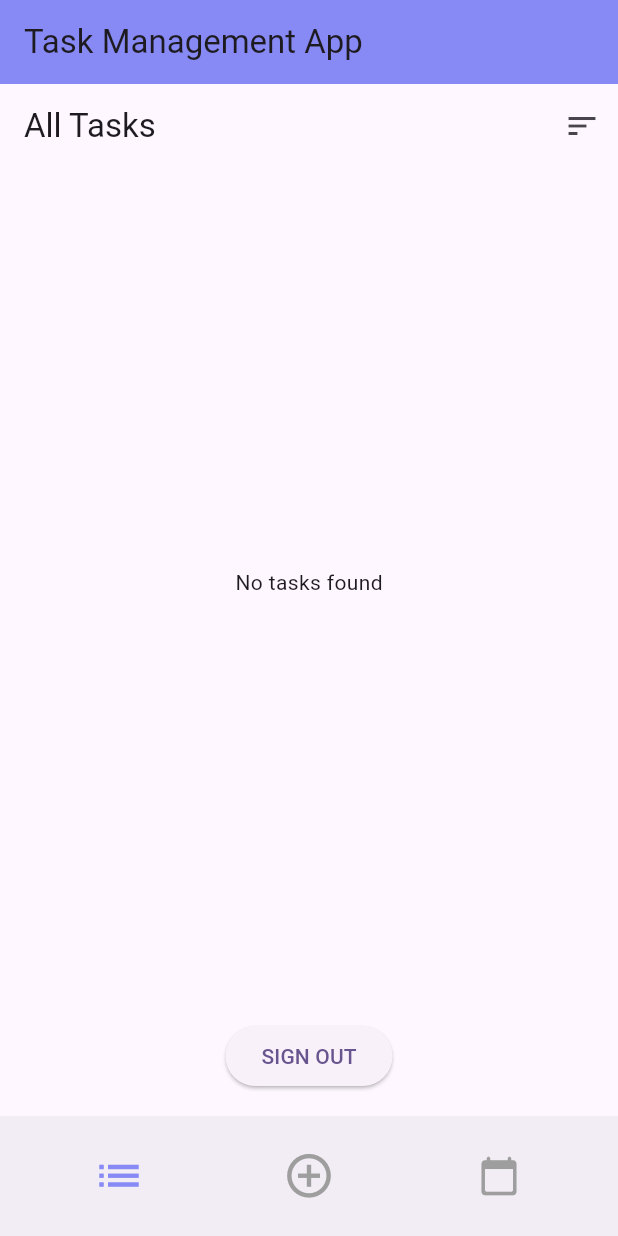
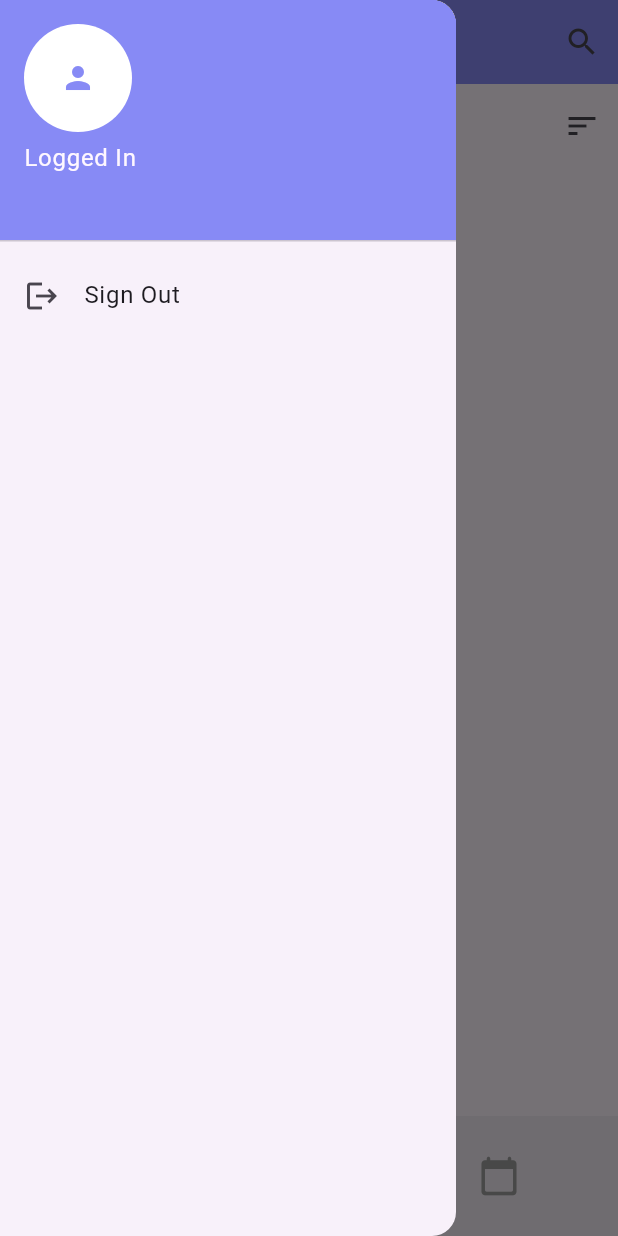
Before and after one commit to Mks30d/Task_Management_App, a Flutter app: the HomePage screen opened directly, with the side drawer open (before the commit the screen has no drawer), on a phone screen of 412 x 824 dp. Run offline on Flutter 3.47's test engine with Material 3 defaults, Android fonts, the phone set to English and light mode, and no system bars; our stand-ins replace bloc, cloud_firestore, firebase_auth, firebase_core, flutter_bloc; accounts and stored records are empty.

Commit message:
completed core funtionality

```diff
--- a/lib/ components/home/home_ui/home_page.dart
+++ b/lib/ components/home/home_ui/home_page.dart
@@ -1,5 +1,6 @@
 import 'package:firebase_auth/firebase_auth.dart';
 import 'package:flutter/material.dart';
+import 'package:intl/intl.dart';
 import 'package:tmaa/%20components/auth/signin.dart';
 import 'package:tmaa/%20components/tasks/add_task.dart';
 import 'package:tmaa/%20components/tasks/all_tasks.dart';
@@ -14,11 +15,10 @@ class _HomePageState extends State<HomePage> {
   final auth = FirebaseAuth.instance;
   int _selectedIndex = 0;
 
-  // Dummy pages for demonstration
+  // Pages
   final List<Widget> _pages = [
     AllTasksPage(),
-    // Center(child: Text("0 Page")),
-    Center(child: Text("0 Page")),
+    Center(child: Text("Add")),
     Center(child: Text("Calendar Page")),
   ];
 
@@ -28,12 +28,62 @@ class _HomePageState extends State<HomePage> {
     });
   }
 
+  // Get today's day and date
+  String getFormattedDate() {
+    final now = DateTime.now();
+    return DateFormat('EEEE, MMMM d').format(now); // e.g. Tuesday, June 18
+  }
+
   @override
   Widget build(BuildContext context) {
+    final currentUser = auth.currentUser;
+
     return Scaffold(
+      drawer: Drawer(
+        child: SafeArea(
+          child: Column(
+            children: [
+              UserAccountsDrawerHeader(
+                decoration: BoxDecoration(color: primaryColor),
+                accountName: Text("Logged In"),
+                accountEmail: Text(currentUser?.email ?? "No email"),
+                currentAccountPicture: CircleAvatar(
+                  backgroundColor: Colors.white,
+                  child: Icon(Icons.person, color: primaryColor),
+                ),
+              ),
+              ListTile(
+                leading: Icon(Icons.logout),
+                title: Text("Sign Out"),
+                onTap: () async {
+                  await auth.signOut();
+                  Navigator.pushReplacement(
+                    context,
+                    MaterialPageRoute(builder: (context) => Signin()),
+                  );
+                },
+              ),
+            ],
+          ),
+        ),
+      ),
       appBar: AppBar(
-        title: Text("Task Management App"),
         backgroundColor: primaryColor,
+        title: Column(
+          crossAxisAlignment: CrossAxisAlignment.start,
+          children: [
+            // Text("Task Management App", style: TextStyle(fontSize: 18)),
+            Text(getFormattedDate(), style: TextStyle(fontSize: 18)),
+          ],
+        ),
+        actions: [
+          IconButton(
+            icon: Icon(Icons.search),
+            onPressed: () {
+              // Non-functional
+            },
+          ),
+        ],
       ),
       bottomNavigationBar: BottomAppBar(
         child: Row(
@@ -59,7 +109,6 @@ class _HomePageState extends State<HomePage> {
               child: GestureDetector(
                 onTap: () {
                   showAddTaskDialog(context);
-                  // _onItemTapped(0); // optional, to switch to list tab
                 },
                 child: Column(
                   mainAxisSize: MainAxisSize.min,
@@ -67,7 +116,7 @@ class _HomePageState extends State<HomePage> {
                   children: [
                     Icon(
                       Icons.add_circle_outline,
-                      size: 35,
+                      size: 50,
                       color: _selectedIndex == 1 ? primaryColor : Colors.grey,
                     ),
                   ],
@@ -93,26 +142,7 @@ class _HomePageState extends State<HomePage> {
           ],
         ),
       ),
-      body: Column(
-        children: [
-          Expanded(
-            child: _pages[_selectedIndex],
-          ),
-          Padding(
-            padding: const EdgeInsets.all(16.0),
-            child: ElevatedButton(
-              onPressed: () async {
-                await auth.signOut();
-                Navigator.pushReplacement(
-                  context,
-                  MaterialPageRoute(builder: (context) => Signin()),
-                );
-              },
-              child: Text("SIGN OUT"),
-            ),
-          ),
-        ],
-      ),
+      body: _pages[_selectedIndex],
     );
   }
 }
--- a/pubspec.yaml
+++ b/pubspec.yaml
@@ -34,6 +34,7 @@ dependencies:
   firebase_auth: ^5.6.0
   flutter_bloc: ^9.1.1
   cloud_firestore: ^5.6.9
+  intl: ^0.19.0
 
   # The following adds the Cupertino Icons font to your application.
   # Use with the CupertinoIcons class for iOS style icons.
```
Also changed, not shown: lib/ components/tasks/all_tasks.dart (+50 -5 lines), lib/utils/utils.dart (deleted, +0 -40 lines), pubspec.lock.
